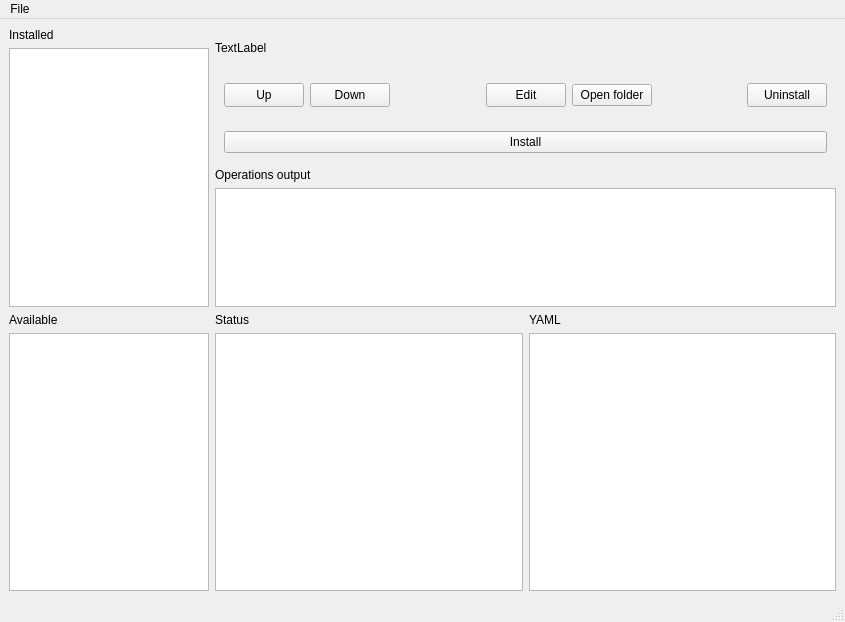
Qt form modules/docker/ui/mainwindow/designer.ui (armbian/configurator) before a commit.
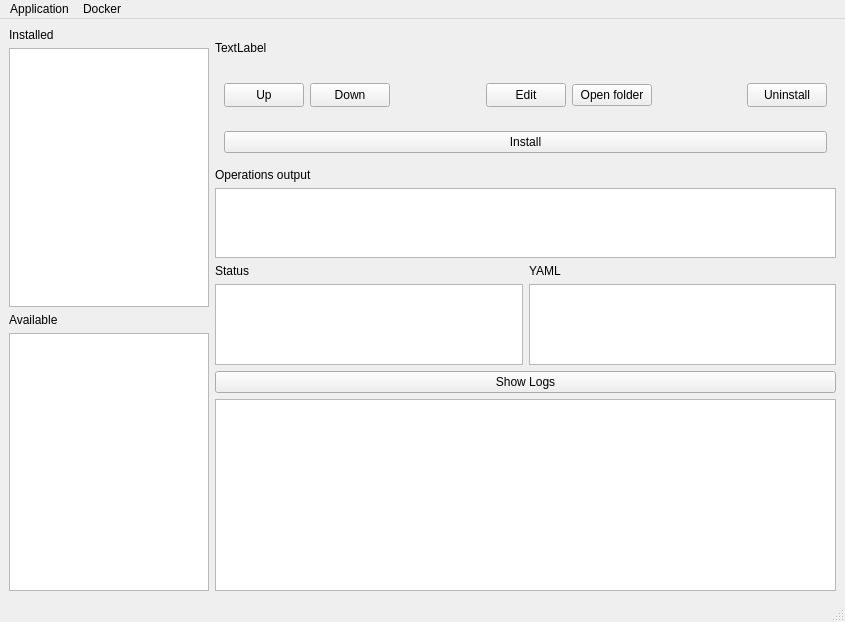
The same form after that commit.

Commit message: modules: docker: Small improvements on the UI

Diff of the .ui file:
```diff
--- a/modules/docker/ui/mainwindow/designer.ui
+++ b/modules/docker/ui/mainwindow/designer.ui
@@ -93,7 +93,7 @@
        </widget>
       </item>
       <item>
-       <layout class="QVBoxLayout" name="verticalLayout_4" stretch="0,0,1,2">
+       <layout class="QVBoxLayout" name="verticalLayout_4" stretch="0,0,1,2,0">
         <item>
          <widget class="QWidget" name="installedButtons" native="true">
           <layout class="QHBoxLayout" name="installedLayout">
@@ -302,6 +302,20 @@
           </item>
          </layout>
         </item>
+        <item>
+         <layout class="QVBoxLayout" name="verticalLayout_7">
+          <item>
+           <widget class="QPushButton" name="getLogsButton">
+            <property name="text">
+             <string>Show Logs</string>
+            </property>
+           </widget>
+          </item>
+          <item>
+           <widget class="QTextBrowser" name="logsText"/>
+          </item>
+         </layout>
+        </item>
        </layout>
       </item>
      </layout>
@@ -319,11 +333,18 @@
    </property>
    <widget class="QMenu" name="menuFile">
     <property name="title">
-     <string>File</string>
+     <string>Application</string>
     </property>
     <addaction name="actionQuit"/>
    </widget>
+   <widget class="QMenu" name="menuDocker">
+    <property name="title">
+     <string>Docker</string>
+    </property>
+    <addaction name="actionOpenInstallFolder"/>
+   </widget>
    <addaction name="menuFile"/>
+   <addaction name="menuDocker"/>
   </widget>
   <widget class="QStatusBar" name="statusbar"/>
   <action name="actionQuit">
```
Left out of the diff: 5 changed lines with no effect on the pictures. The commit also changes 4 other files.
